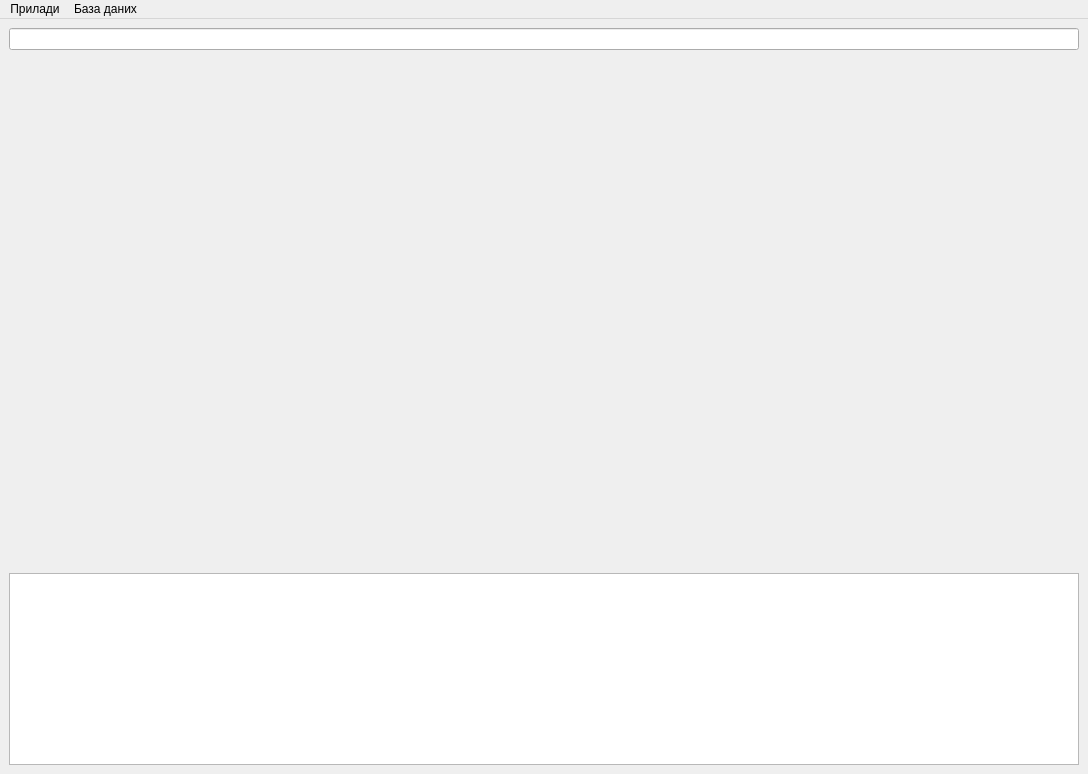
Old version of the form _UI/main_window_form.ui in the repository Miskiv-Andrew/wroc.
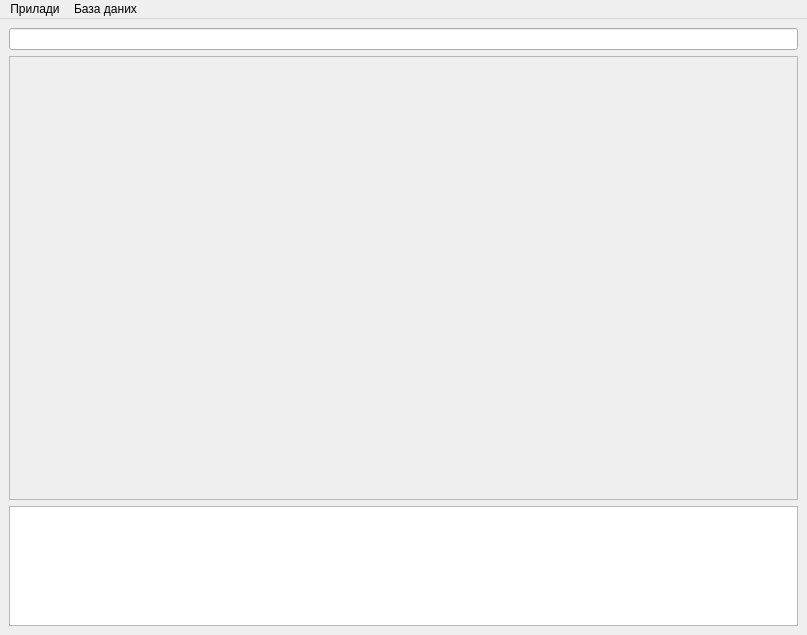
New version of the form.

Commit message: Add 2 seperate containers for device cards

What changed in the file:
```diff
--- a/_UI/main_window_form.ui
+++ b/_UI/main_window_form.ui
@@ -6,25 +6,53 @@
    <rect>
     <x>0</x>
     <y>0</y>
-    <width>1088</width>
-    <height>774</height>
+    <width>807</width>
+    <height>635</height>
    </rect>
   </property>
   <property name="windowTitle">
    <string>Моніторинг</string>
   </property>
   <widget class="QWidget" name="centralwidget">
-   <layout class="QVBoxLayout" name="verticalLayout_2">
+   <layout class="QVBoxLayout" name="verticalLayout_2" stretch="0,0">
     <item>
      <widget class="QLineEdit" name="lineEdit"/>
     </item>
     <item>
-     <layout class="QVBoxLayout" name="verticalLayout" stretch="1,0">
+     <layout class="QVBoxLayout" name="verticalLayout" stretch="7,1">
       <item>
-       <widget class="QWidget" name="containerCard" native="true">
-        <layout class="QGridLayout" name="gridLayout_2">
-         <item row="0" column="0">
-          <layout class="QGridLayout" name="gridLayout"/>
+       <widget class="QFrame" name="frame">
+        <property name="frameShape">
+         <enum>QFrame::Shape::StyledPanel</enum>
+        </property>
+        <property name="frameShadow">
+         <enum>QFrame::Shadow::Raised</enum>
+        </property>
+        <layout class="QHBoxLayout" name="horizontalLayout_2">
+         <item>
+          <layout class="QHBoxLayout" name="horizontalLayout" stretch="3,1">
+           <property name="spacing">
+            <number>6</number>
+           </property>
+           <item>
+            <widget class="QWidget" name="containerCard" native="true">
+             <layout class="QGridLayout" name="gridLayout_2">
+              <item row="0" column="0">
+               <layout class="QGridLayout" name="gridLayout"/>
+              </item>
+             </layout>
+            </widget>
+           </item>
+           <item>
+            <widget class="QWidget" name="containerWall" native="true">
+             <layout class="QVBoxLayout" name="verticalLayout_4">
+              <item>
+               <layout class="QVBoxLayout" name="verticalLayout_3"/>
+              </item>
+             </layout>
+            </widget>
+           </item>
+          </layout>
          </item>
         </layout>
        </widget>
@@ -32,7 +60,7 @@
       <item>
        <widget class="QTextEdit" name="textEdit">
         <property name="sizePolicy">
-         <sizepolicy hsizetype="Expanding" vsizetype="Fixed">
+         <sizepolicy hsizetype="Expanding" vsizetype="Preferred">
           <horstretch>0</horstretch>
           <verstretch>0</verstretch>
          </sizepolicy>
@@ -57,7 +85,7 @@
     <rect>
      <x>0</x>
      <y>0</y>
-     <width>1088</width>
+     <width>807</width>
      <height>22</height>
     </rect>
    </property>
```
The commit also changes 4 other files.
